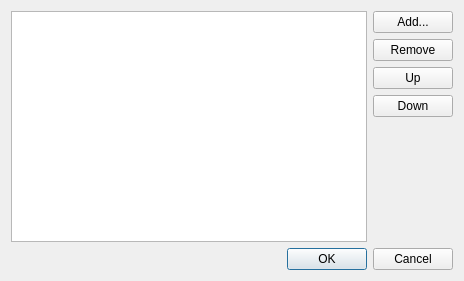
Qt form src/lib/preferences/acceptlanguage.ui (Tauzun/midori-web-) before a commit.
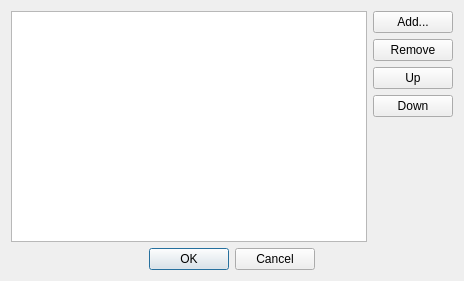
The same form after that commit.

Diff of the .ui file:
```diff
--- a/src/lib/preferences/acceptlanguage.ui
+++ b/src/lib/preferences/acceptlanguage.ui
@@ -70,6 +70,9 @@
      <property name="standardButtons">
       <set>QDialogButtonBox::Cancel|QDialogButtonBox::Ok</set>
      </property>
+     <property name="centerButtons">
+      <bool>true</bool>
+     </property>
     </widget>
    </item>
   </layout>
```
Left out of the diff: 21 changed lines with no effect on the pictures.
